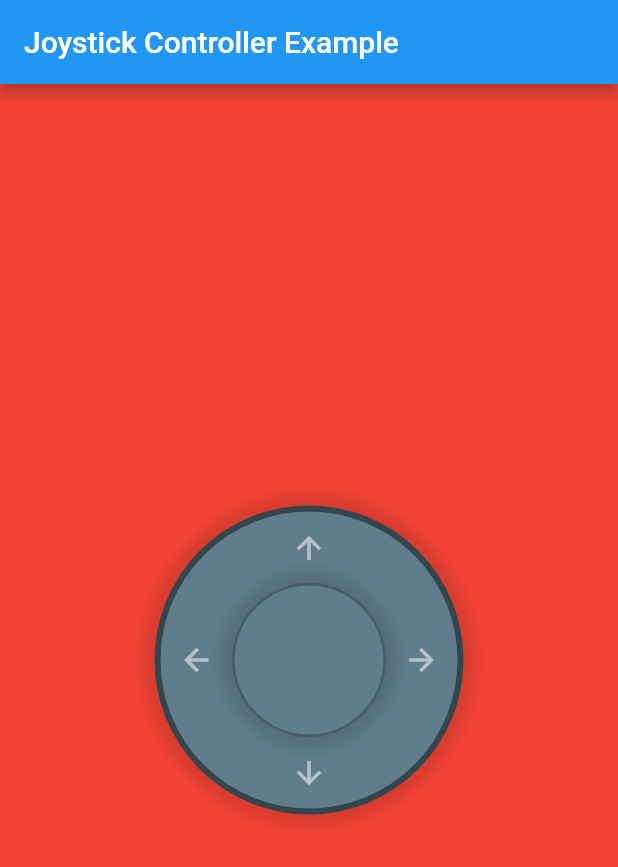
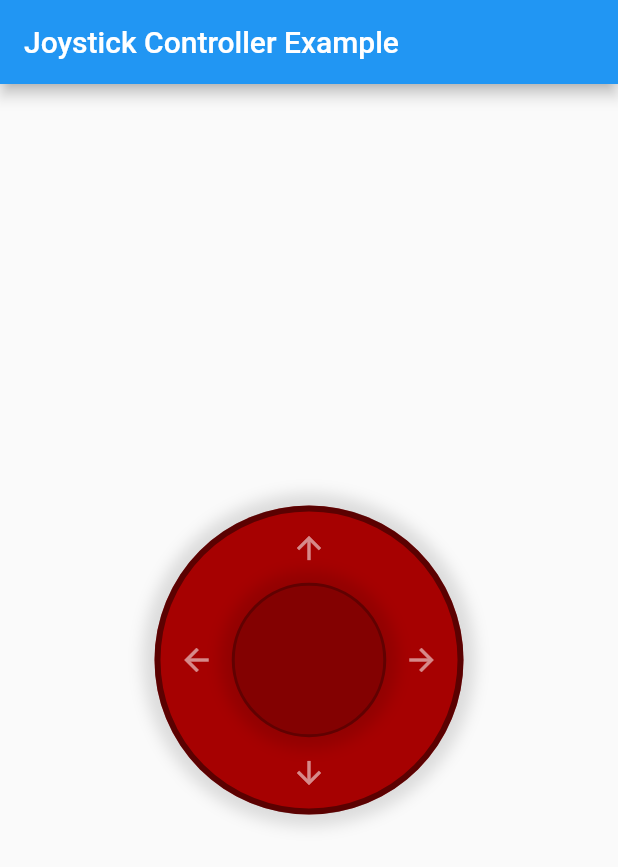
Before and after one commit to ZM009/control_pad_plus, a Flutter app: the screen it shows after launch, on a phone screen of 412 x 824 dp. Shown: the top 867 px of the screen. Run offline on Flutter 3.47's test engine with Material 2 defaults, Android fonts, the phone set to English and light mode, and no system bars.

Commit message:
first and final major launch containing example joystick

```diff
--- a/example/lib/home_page.dart
+++ b/example/lib/home_page.dart
@@ -1,8 +1,13 @@
+// ignore_for_file: prefer_const_constructors
 import 'package:flutter/material.dart';
 import 'package:control_pad_plus/control_pad_plus.dart';
 
+// ignore: must_be_immutable
 class MyHomePage extends StatelessWidget {
-  const MyHomePage({super.key});
+  MyHomePage({super.key});
+
+  double? degree;
+  double? dist;
 
   @override
   Widget build(BuildContext context) {
@@ -10,9 +15,25 @@ class MyHomePage extends StatelessWidget {
       appBar: AppBar(
         title: const Text("Joystick Controller Example"),
       ),
-      body: Container(
-        color: Colors.red,
-        child: JoystickView(),
+      body: JoystickView(
+        innerCircleColor: Color.fromARGB(255, 131, 1, 1),
+        backgroundColor: Color.fromARGB(255, 166, 1, 1),
+        onDirectionChanged: (degrees, distance) {
+          degree = degrees;
+          dist = distance;
+
+          if ((degree! >= 322 || degree! <= 32) && degree != 0) {
+            debugPrint("FORWARD");
+          } else if (degree! >= 230 && degree! <= 305) {
+            debugPrint("LEFT");
+          } else if (degree! >= 60 && degree! <= 125) {
+            debugPrint("RIGHT");
+          } else if (degree! >= 155 && degree! <= 225) {
+            debugPrint("BACKWARD");
+          } else if (degree == 0) {
+            debugPrint("STOP");
+          }
+        },
       ),
     );
   }
--- a/example/lib/main.dart
+++ b/example/lib/main.dart
@@ -12,7 +12,7 @@ class JoystickExample extends StatelessWidget {
   Widget build(BuildContext context) {
     // ignore: prefer_const_constructors
     return MaterialApp(
-      home: const MyHomePage(),
+      home: MyHomePage(),
     );
   }
 }
--- a/pubspec.yaml
+++ b/pubspec.yaml
@@ -1,6 +1,6 @@
 name: control_pad_plus
 description: A null safe version of the control_pad package, which allows for the user to implement a joystick or control pad with 4 different button functionalities. The target of this package is to assist with the remote control of an Arduino robot using a virtual joystick.
-version: 0.0.3
+version: 0.1.0
 homepage: https://github.com/ZM009/control_pad_plus
 
 environment:
```
Also changed, not shown: 1 other file.
